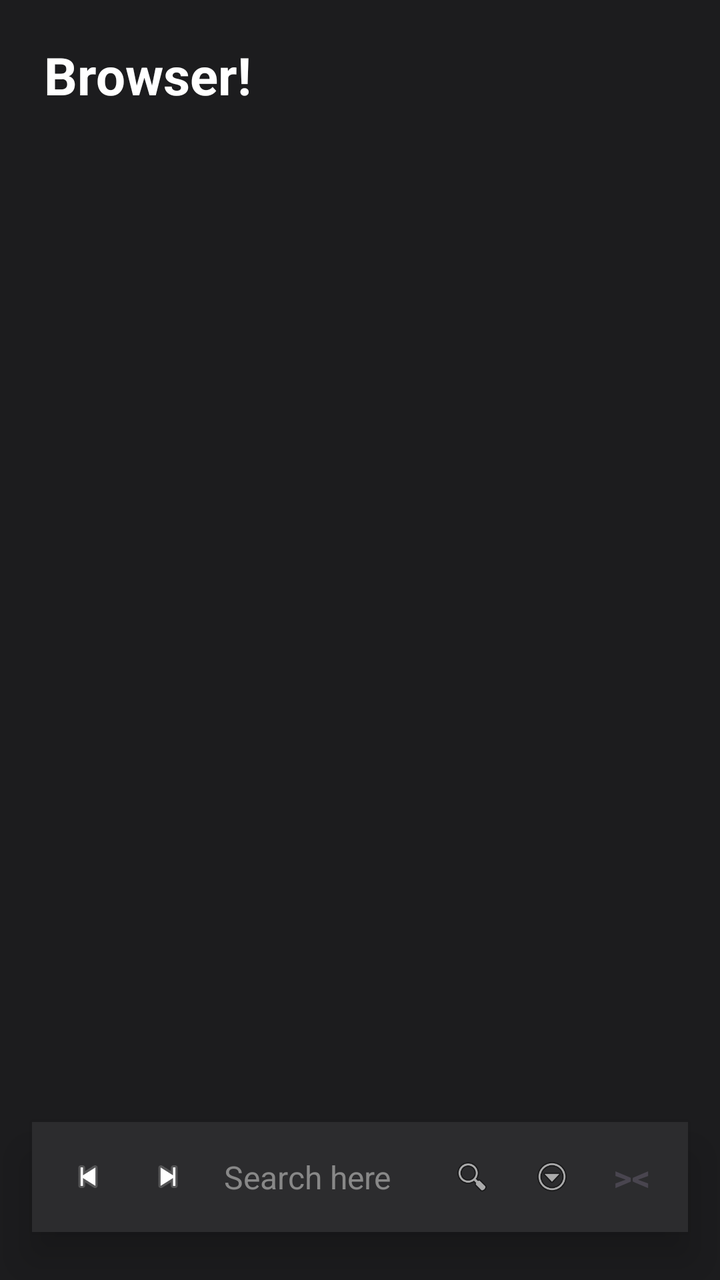
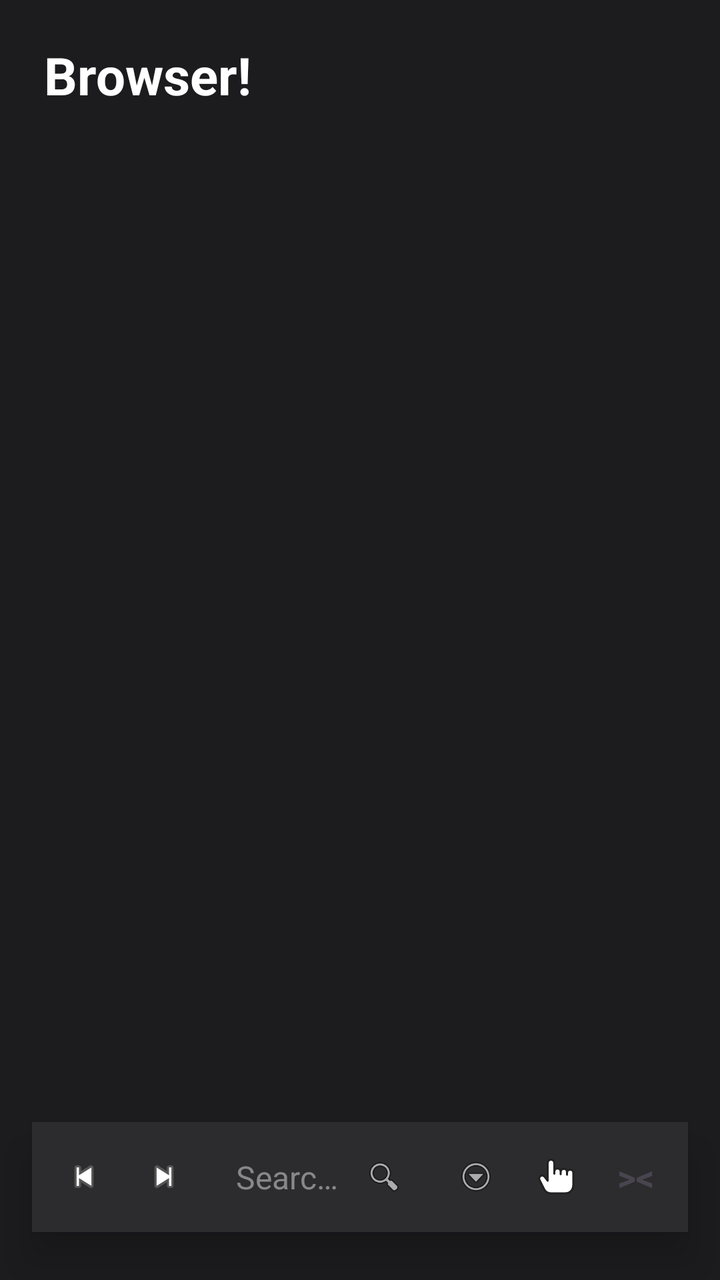

Compare the two renders of this Android layout. The source of the first and the diff that turns it into the second are given below.
<!-- AndroidManifest.xml: application theme Theme.OwnPhotoONWall -->
<!-- res/layout/activity_private_browser.xml -->
<?xml version="1.0" encoding="utf-8"?>

<RelativeLayout xmlns:android="http://schemas.android.com/apk/res/android"
    xmlns:app="http://schemas.android.com/apk/res-auto"
    xmlns:tools="http://schemas.android.com/tools"
    android:id="@+id/browserRoot"
    android:layout_width="match_parent"
    android:layout_height="match_parent"
    android:background="#1C1C1E"
    tools:ignore="HardcodedText,Autofill,ContentDescription">

    <ProgressBar
        android:id="@+id/browserProgressBar"
        style="?android:attr/progressBarStyleHorizontal"
        android:layout_width="match_parent"
        android:layout_height="3dp"
        android:layout_alignParentTop="true"
        android:progressDrawable="@drawable/modern_button"
        android:visibility="gone"
        android:elevation="2dp" />

    <FrameLayout
        android:id="@+id/webViewContainer"
        android:layout_width="match_parent"
        android:layout_height="match_parent"
        android:layout_below="@id/browserProgressBar" />

    <LinearLayout
        android:id="@+id/homeOverlay"
        android:layout_width="match_parent"
        android:layout_height="match_parent"
        android:orientation="vertical"
        android:paddingStart="16dp"
        android:paddingEnd="16dp"
        android:paddingTop="20dp"
        android:paddingBottom="100dp"
        android:background="#1C1C1E"
        android:visibility="visible"
        android:elevation="4dp">

        <TextView
            android:id="@+id/tvHomeTitle"
            android:layout_width="wrap_content"
            android:layout_height="wrap_content"
            android:text="Browser!"
            android:textColor="#FFFFFF"
            android:textSize="26sp"
            android:textStyle="bold"
            android:layout_marginStart="6dp"
            android:layout_marginBottom="16dp" />

        <ScrollView
            android:layout_width="match_parent"
            android:layout_height="0dp"
            android:layout_weight="1"
            android:scrollbars="none">

            
            <GridLayout
                android:id="@+id/homeShortcutList"
                android:layout_width="match_parent"
                android:layout_height="wrap_content"
                android:columnCount="2"
                android:alignmentMode="alignMargins" />
        </ScrollView>
    </LinearLayout>

    <LinearLayout
        android:id="@+id/searchCapsule"
        android:layout_width="match_parent"
        android:layout_height="55dp"
        android:layout_alignParentBottom="true"
        android:layout_marginHorizontal="16dp"
        android:layout_marginBottom="24dp"
        android:background="#2C2C2E"
        android:orientation="horizontal"
        android:gravity="center_vertical"
        android:elevation="12dp"
        android:paddingHorizontal="8dp"
        android:animateLayoutChanges="true">

        <ImageView
            android:id="@+id/btnBrowserBack"
            android:layout_width="40dp"
            android:layout_height="40dp"
            android:padding="10dp"
            android:src="@android:drawable/ic_media_previous"
            android:background="?selectableItemBackgroundBorderless"/>

        <ImageView
            android:id="@+id/btnBrowserForward"
            android:layout_width="40dp"
            android:layout_height="40dp"
            android:padding="10dp"
            android:src="@android:drawable/ic_media_next"
            android:background="?selectableItemBackgroundBorderless"/>

        <EditText
            android:id="@+id/etSearchUrl"
            android:layout_width="0dp"
            android:layout_height="match_parent"
            android:layout_weight="1"
            android:background="@null"
            android:hint="Search here"
            android:textColorHint="#888888"
            android:textColor="#FFFFFF"
            android:textSize="16sp"
            android:paddingHorizontal="8dp"
            android:singleLine="true"
            android:imeOptions="actionGo"
            android:inputType="textUri" />

        <ImageView
            android:id="@+id/btnBrowserGo"
            android:layout_width="40dp"
            android:layout_height="40dp"
            android:padding="10dp"
            android:src="@android:drawable/ic_menu_search"
            android:background="?selectableItemBackgroundBorderless"/>

        <ImageView
            android:id="@+id/btnBrowserMenu"
            android:layout_width="40dp"
            android:layout_height="40dp"
            android:padding="10dp"
            android:src="@android:drawable/ic_menu_more"
            android:background="?selectableItemBackgroundBorderless"/>

        <TextView
            android:id="@+id/btnFullscreenToggle"
            android:layout_width="40dp"
            android:layout_height="40dp"
            android:text=">&lt;"
            android:textSize="18sp"
            android:textStyle="bold"
            android:gravity="center"
            android:background="?selectableItemBackgroundBorderless"/>
    </LinearLayout>

    <LinearLayout
        android:id="@+id/tabsOverlay"
        android:layout_width="match_parent"
        android:layout_height="match_parent"
        android:orientation="vertical"
        android:background="#1E1A18"
        android:visibility="gone"
        android:elevation="20dp"
        android:padding="16dp">

        <RelativeLayout
            android:layout_width="match_parent"
            android:layout_height="wrap_content"
            android:layout_marginBottom="16dp">

            <TextView
                android:id="@+id/btnAddNewTab"
                android:layout_width="60dp"
                android:layout_height="40dp"
                android:text="+"
                android:textSize="24sp"
                android:textColor="#000000"
                android:textStyle="bold"
                android:gravity="center"
                android:includeFontPadding="false"
                android:padding="0dp"
                android:layout_alignParentStart="true"
                android:background="@drawable/modern_button"
                android:backgroundTint="#FFB59F"/>

            <ImageView
                android:id="@+id/btnCloseTabsOverlay"
                android:layout_width="40dp"
                android:layout_height="40dp"
                android:src="@android:drawable/ic_menu_close_clear_cancel"
                android:layout_alignParentEnd="true"
                android:layout_centerVertical="true"
                app:tint="#FFFFFF"/>
        </RelativeLayout>

        <ScrollView
            android:layout_width="match_parent"
            android:layout_height="match_parent"
            android:scrollbars="none">
            <GridLayout
                android:id="@+id/tabsGrid"
                android:layout_width="match_parent"
                android:layout_height="wrap_content"
                android:columnCount="2"
                android:alignmentMode="alignMargins"/>
        </ScrollView>
    </LinearLayout>

    <LinearLayout
        android:id="@+id/downloadsOverlay"
        android:layout_width="match_parent"
        android:layout_height="match_parent"
        android:orientation="vertical"
        android:background="#1E1A18"
        android:visibility="gone"
        android:elevation="20dp"
        android:padding="16dp">

        <RelativeLayout
            android:layout_width="match_parent"
            android:layout_height="wrap_content"
            android:layout_marginBottom="24dp">

            <TextView
                android:id="@+id/tvDownloadsTitle"
                android:layout_width="wrap_content"
                android:layout_height="wrap_content"
                android:text="Downloads"
                android:textSize="24sp"
                android:textStyle="bold"
                android:textColor="#FFFFFF"/>

            <ImageView
                android:id="@+id/btnCloseDownloadsOverlay"
                android:layout_width="32dp"
                android:layout_height="32dp"
                android:src="@android:drawable/ic_menu_close_clear_cancel"
                android:layout_alignParentEnd="true"
                android:layout_centerVertical="true"
                app:tint="#FFFFFF"/>
        </RelativeLayout>

        <LinearLayout
            android:layout_width="match_parent"
            android:layout_height="wrap_content"
            android:orientation="horizontal"
            android:layout_marginBottom="16dp">

            <TextView
                android:id="@+id/btnAllDownloads"
                android:layout_width="wrap_content"
                android:layout_height="wrap_content"
                android:minHeight="36dp"
                android:minWidth="80dp"
                android:text="All"
                android:textColor="#FFFFFF"
                android:textSize="14sp"
                android:textStyle="bold"
                android:gravity="center"
                android:paddingHorizontal="24dp"
                android:paddingVertical="8dp"
                android:background="@drawable/modern_button"
                android:backgroundTint="#3D322F" />
        </LinearLayout>

        <ScrollView
            android:layout_width="match_parent"
            android:layout_height="match_parent"
            android:scrollbars="none">

            <LinearLayout
                android:id="@+id/downloadsList"
                android:layout_width="match_parent"
                android:layout_height="wrap_content"
                android:orientation="vertical"/>
        </ScrollView>
    </LinearLayout>

</RelativeLayout>
<!-- resources referenced by this layout -->
<resources>
  <!-- drawable modern_button (drawable) -->
  <?xml version="1.0" encoding="utf-8"?>
  
  <shape xmlns:android="http://schemas.android.com/apk/res/android" android:shape="rectangle">
      <corners android:radius="30dp" /> <solid android:color="#2C2C2C" /> <padding android:left="16dp" android:right="16dp" android:top="12dp" android:bottom="12dp" />
  </shape>
  <style name="Theme.OwnPhotoONWall" parent="Base.Theme.OwnPhotoONWall" />
  <style name="Base.Theme.OwnPhotoONWall" parent="Theme.Material3.DayNight.NoActionBar">
          <item name="android:windowActivityTransitions">true</item>
          <item name="android:windowContentTransitions">true</item>
      </style>
</resources>

<!-- the commit's change to res/layout/activity_private_browser.xml (unified diff, before → after) -->
@@ -55,7 +55,6 @@
             android:layout_weight="1"
             android:scrollbars="none">
 
-            
             <GridLayout
                 android:id="@+id/homeShortcutList"
                 android:layout_width="match_parent"
@@ -68,7 +67,8 @@
     <LinearLayout
         android:id="@+id/searchCapsule"
         android:layout_width="match_parent"
-        android:layout_height="55dp"
+        android:layout_height="wrap_content"
+        android:minHeight="55dp"
         android:layout_alignParentBottom="true"
         android:layout_marginHorizontal="16dp"
         android:layout_marginBottom="24dp"
@@ -76,7 +76,7 @@
         android:orientation="horizontal"
         android:gravity="center_vertical"
         android:elevation="12dp"
-        android:paddingHorizontal="8dp"
+        android:paddingHorizontal="6dp"
         android:animateLayoutChanges="true">
 
         <ImageView
@@ -95,28 +95,58 @@
             android:src="@android:drawable/ic_media_next"
             android:background="?selectableItemBackgroundBorderless"/>
 
-        <EditText
-            android:id="@+id/etSearchUrl"
+        <LinearLayout
+            android:id="@+id/urlInputContainer"
             android:layout_width="0dp"
-            android:layout_height="match_parent"
+            android:layout_height="wrap_content"
+            android:minHeight="43dp"
             android:layout_weight="1"
-            android:background="@null"
-            android:hint="Search here"
-            android:textColorHint="#888888"
-            android:textColor="#FFFFFF"
-            android:textSize="16sp"
-            android:paddingHorizontal="8dp"
-            android:singleLine="true"
-            android:imeOptions="actionGo"
-            android:inputType="textUri" />
-
-        <ImageView
-            android:id="@+id/btnBrowserGo"
-            android:layout_width="40dp"
-            android:layout_height="40dp"
-            android:padding="10dp"
-            android:src="@android:drawable/ic_menu_search"
-            android:background="?selectableItemBackgroundBorderless"/>
+            android:layout_marginVertical="6dp"
+            android:layout_marginHorizontal="4dp"
+            android:orientation="horizontal"
+            android:gravity="center_vertical"
+            android:paddingStart="12dp"
+            android:paddingEnd="4dp">
+
+            <EditText
+                android:id="@+id/etSearchUrl"
+                android:layout_width="0dp"
+                android:layout_height="wrap_content"
+                android:minHeight="43dp"
+                android:layout_weight="1"
+                android:background="@null"
+                android:hint="Search here"
+                android:textColorHint="#888888"
+                android:textColor="#FFFFFF"
+                android:textSize="16sp"
+                android:maxLines="1"
+                android:ellipsize="end"
+                android:imeOptions="actionGo"
+                android:inputType="textUri" />
+
+            <FrameLayout
+                android:layout_width="36dp"
+                android:layout_height="36dp">
+
+                <ImageView
+                    android:id="@+id/btnBrowserGo"
+                    android:layout_width="match_parent"
+                    android:layout_height="match_parent"
+                    android:padding="8dp"
+                    android:src="@android:drawable/ic_menu_search"
+                    android:background="?selectableItemBackgroundBorderless"/>
+
+                <ProgressBar
+                    android:id="@+id/pageLoadIndicator"
+                    android:layout_width="match_parent"
+                    android:layout_height="match_parent"
+                    android:indeterminate="true"
+                    android:indeterminateTint="#00E676"
+                    android:padding="2dp"
+                    android:visibility="gone" />
+            </FrameLayout>
+
+        </LinearLayout>
 
         <ImageView
             android:id="@+id/btnBrowserMenu"
@@ -125,6 +155,29 @@
             android:padding="10dp"
             android:src="@android:drawable/ic_menu_more"
             android:background="?selectableItemBackgroundBorderless"/>
+
+        <FrameLayout
+            android:id="@+id/btnAutoScroll"
+            android:layout_width="40dp"
+            android:layout_height="40dp"
+            android:background="?selectableItemBackgroundBorderless">
+
+            <ImageView
+                android:id="@+id/ivAutoScrollIcon"
+                android:layout_width="match_parent"
+                android:layout_height="match_parent"
+                android:padding="10dp"
+                android:src="@drawable/ic_hand_gesture" />
+
+            <ProgressBar
+                android:id="@+id/autoActionIndicator"
+                android:layout_width="match_parent"
+                android:layout_height="match_parent"
+                android:indeterminate="true"
+                android:indeterminateTint="#00E676"
+                android:padding="2dp"
+                android:visibility="gone" />
+        </FrameLayout>
 
         <TextView
             android:id="@+id/btnFullscreenToggle"
@@ -135,6 +188,15 @@
             android:textStyle="bold"
             android:gravity="center"
             android:background="?selectableItemBackgroundBorderless"/>
+
+        <ImageView
+            android:id="@+id/btnDismissSearch"
+            android:layout_width="40dp"
+            android:layout_height="40dp"
+            android:padding="10dp"
+            android:src="@drawable/ic_arrow_down"
+            android:background="?selectableItemBackgroundBorderless"
+            android:visibility="gone"/>
     </LinearLayout>
 
     <LinearLayout
<!-- resource entries referenced after the edit -->
@@ -1,5 +1,69 @@
 <!-- resources referenced by this layout -->
 <resources>
+  <!-- drawable ic_arrow_down (drawable) -->
+  <?xml version="1.0" encoding="utf-8"?>
+  <vector xmlns:android="http://schemas.android.com/apk/res/android"
+      android:width="24dp"
+      android:height="24dp"
+      android:viewportWidth="24"
+      android:viewportHeight="24"
+      android:tint="#FFFFFF">
+      <path
+          android:fillColor="@android:color/white"
+          android:pathData="M7.41,8.59L12,13.17l4.59,-4.58L18,10l-6,6 -6,-6 1.41,-1.41z" />
+  </vector>
+  <!-- drawable ic_hand_gesture (drawable) -->
+  <?xml version="1.0" encoding="utf-8"?>
+  <vector xmlns:android="http://schemas.android.com/apk/res/android"
+      android:width="24dp"
+      android:height="24dp"
+      android:viewportWidth="24"
+      android:viewportHeight="24">
+  
+      <path
+          android:fillColor="#FFFFFF"
+          android:strokeColor="#222222"
+          android:strokeWidth="1.25"
+          android:strokeLineCap="round"
+          android:strokeLineJoin="round"
+          android:pathData="
+              M9.0,22.0
+  
+              C7.2,22.0 5.7,21.1 4.9,19.6
+  
+              L2.1,14.0
+              C1.6,13.0 2.0,11.9 2.9,11.5
+              C3.7,11.1 4.7,11.4 5.3,12.2
+  
+              L7.0,14.4
+              L7.0,4.0
+  
+              C7.0,2.7 7.8,1.8 9.0,1.8
+              C10.2,1.8 11.0,2.7 11.0,4.0
+  
+              L11.0,10.2
+  
+              L11.0,9.0
+              C11.0,7.9 11.8,7.1 12.9,7.1
+              C14.0,7.1 14.8,7.9 14.8,9.0
+              L14.8,10.5
+  
+              L14.8,9.2
+              C14.8,8.1 15.6,7.3 16.7,7.3
+              C17.8,7.3 18.6,8.1 18.6,9.2
+              L18.6,10.8
+  
+              L18.6,9.7
+              C18.6,8.6 19.4,7.8 20.5,7.8
+              C21.6,7.8 22.4,8.6 22.4,9.7
+  
+              L22.4,16.8
+  
+              C22.4,19.8 20.6,22.0 17.5,22.0
+  
+              Z" />
+  
+  </vector>
   <!-- drawable modern_button (drawable) -->
   <?xml version="1.0" encoding="utf-8"?>
   
